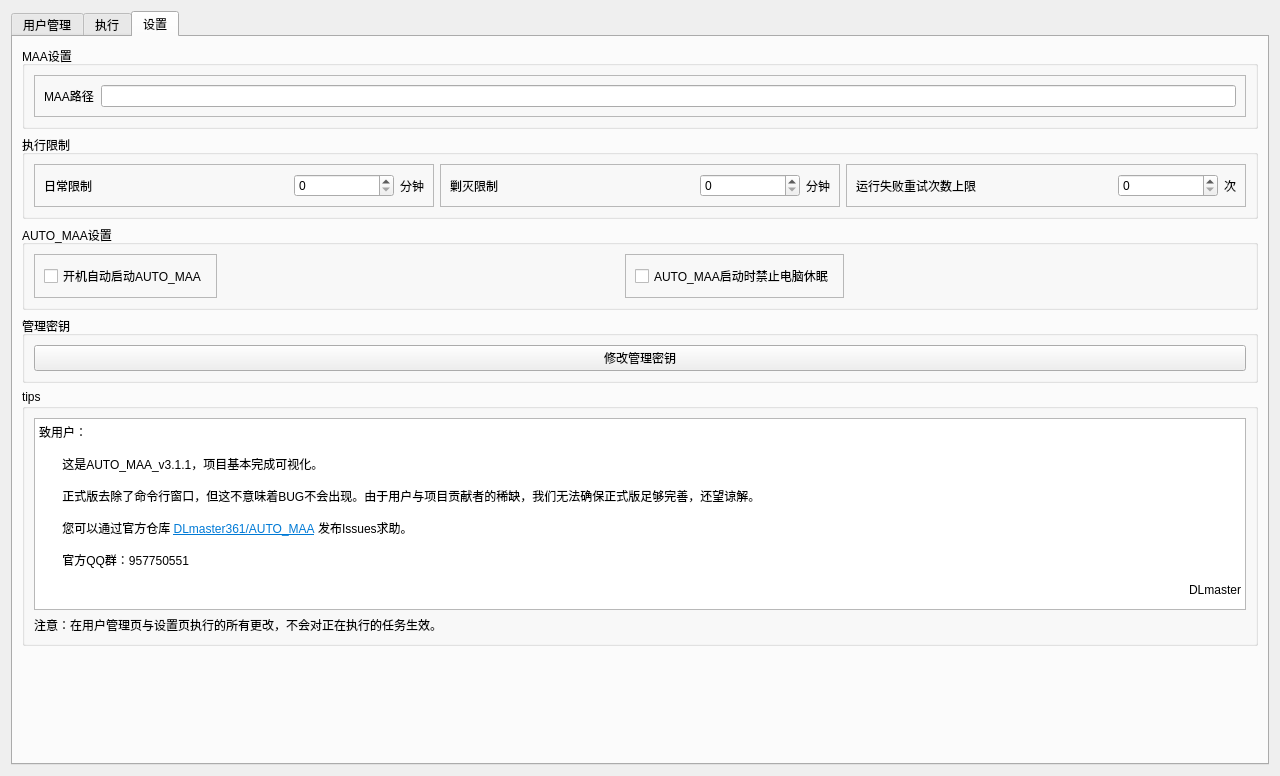
This is gui/ui/main.ui in AUTO-MAS-Project/AUTO-MAS as Qt 5 draws it before an edit. The edited form follows.
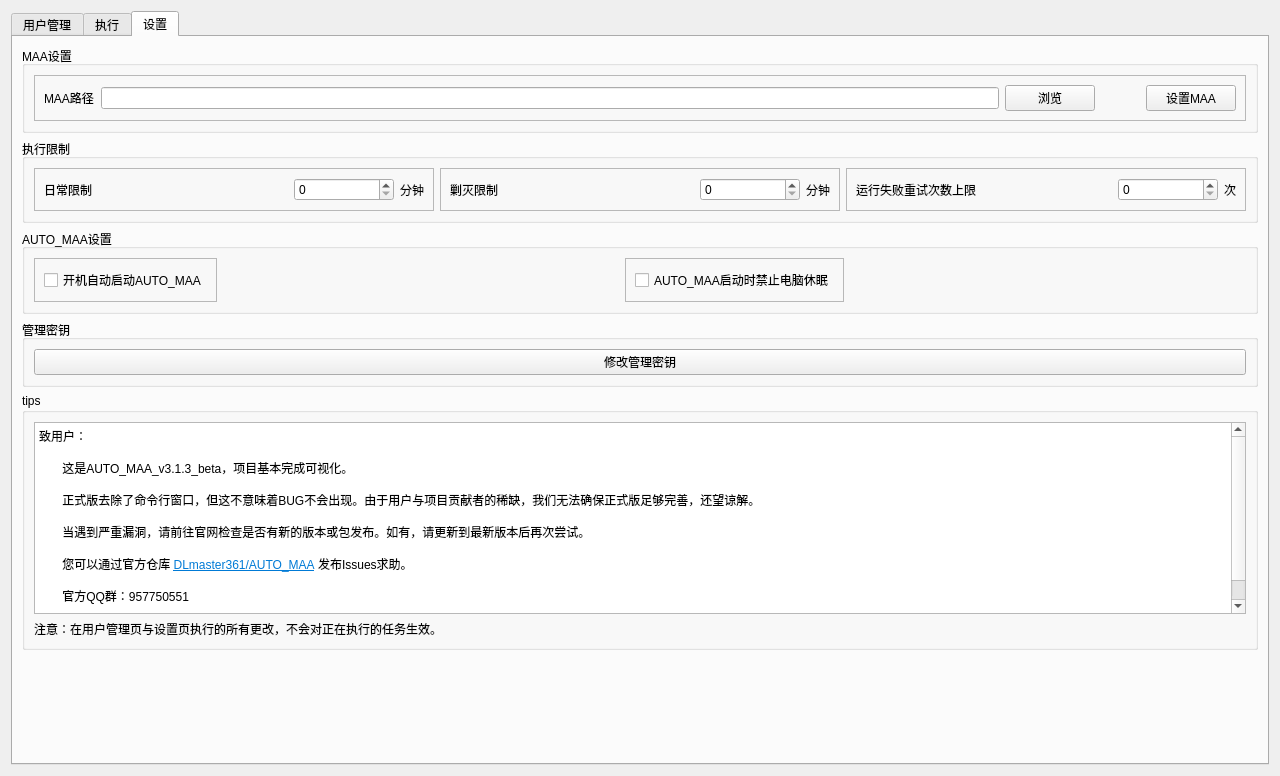
This is the edited form. The open tabs and pages were chosen to show the change.

Commit message: 优化MAA设置逻辑

Patch:
```diff
--- a/gui/ui/main.ui
+++ b/gui/ui/main.ui
@@ -732,7 +732,7 @@
             <property name="frameShadow">
              <enum>QFrame::Shadow::Raised</enum>
             </property>
-            <layout class="QHBoxLayout" name="horizontalLayout_4">
+            <layout class="QHBoxLayout" name="horizontalLayout_4" stretch="0,20,2,1,2">
              <item>
               <widget class="QLabel" name="label_2">
                <property name="text">
@@ -743,6 +743,33 @@
              <item>
               <widget class="QLineEdit" name="lineEdit_MAApath"/>
              </item>
+             <item>
+              <widget class="QPushButton" name="pushButton_getMAApath">
+               <property name="text">
+                <string>浏览</string>
+               </property>
+              </widget>
+             </item>
+             <item>
+              <spacer name="horizontalSpacer_8">
+               <property name="orientation">
+                <enum>Qt::Orientation::Horizontal</enum>
+               </property>
+               <property name="sizeHint" stdset="0">
+                <size>
+                 <width>40</width>
+                 <height>20</height>
+                </size>
+               </property>
+              </spacer>
+             </item>
+             <item>
+              <widget class="QPushButton" name="pushButton_setMAA">
+               <property name="text">
+                <string>设置MAA</string>
+               </property>
+              </widget>
+             </item>
             </layout>
            </widget>
           </item>
@@ -1012,10 +1039,12 @@
 &lt;/style&gt;&lt;/head&gt;&lt;body style=&quot; font-family:'Microsoft YaHei UI'; font-size:9pt; font-weight:400; font-style:normal;&quot;&gt;
 &lt;p style=&quot; margin-top:0px; margin-bottom:0px; margin-left:0px; margin-right:0px; -qt-block-indent:0; text-indent:0px;&quot;&gt;致用户：&lt;/p&gt;
 &lt;p style=&quot;-qt-paragraph-type:empty; margin-top:0px; margin-bottom:0px; margin-left:0px; margin-right:0px; -qt-block-indent:0; text-indent:0px;&quot;&gt;&lt;br /&gt;&lt;/p&gt;
-&lt;p style=&quot; margin-top:0px; margin-bottom:0px; margin-left:0px; margin-right:0px; -qt-block-indent:0; text-indent:0px;&quot;&gt;       这是AUTO_MAA_v3.1.1，项目基本完成可视化。&lt;/p&gt;
+&lt;p style=&quot; margin-top:0px; margin-bottom:0px; margin-left:0px; margin-right:0px; -qt-block-indent:0; text-indent:0px;&quot;&gt;       这是AUTO_MAA_v3.1.3_beta，项目基本完成可视化。&lt;/p&gt;
 &lt;p style=&quot;-qt-paragraph-type:empty; margin-top:0px; margin-bottom:0px; margin-left:0px; margin-right:0px; -qt-block-indent:0; text-indent:0px;&quot;&gt;&lt;br /&gt;&lt;/p&gt;
 &lt;p style=&quot; margin-top:0px; margin-bottom:0px; margin-left:0px; margin-right:0px; -qt-block-indent:0; text-indent:0px;&quot;&gt;       正式版去除了命令行窗口，但这不意味着BUG不会出现。由于用户与项目贡献者的稀缺，我们无法确保正式版足够完善，还望谅解。&lt;/p&gt;
 &lt;p style=&quot;-qt-paragraph-type:empty; margin-top:0px; margin-bottom:0px; margin-left:0px; margin-right:0px; -qt-block-indent:0; text-indent:0px;&quot;&gt;&lt;br /&gt;&lt;/p&gt;
+&lt;p style=&quot; margin-top:0px; margin-bottom:0px; margin-left:0px; margin-right:0px; -qt-block-indent:0; text-indent:0px;&quot;&gt;       当遇到严重漏洞，请前往官网检查是否有新的版本或包发布。如有，请更新到最新版本后再次尝试。&lt;/p&gt;
+&lt;p style=&quot;-qt-paragraph-type:empty; margin-top:0px; margin-bottom:0px; margin-left:0px; margin-right:0px; -qt-block-indent:0; text-indent:0px;&quot;&gt;&lt;br /&gt;&lt;/p&gt;
 &lt;p style=&quot; margin-top:0px; margin-bottom:0px; margin-left:0px; margin-right:0px; -qt-block-indent:0; text-indent:0px;&quot;&gt;       您可以通过官方仓库 &lt;a href=&quot;https://github.com/DLmaster361/AUTO_MAA/&quot;&gt;&lt;span style=&quot; text-decoration: underline; color:#007ad6;&quot;&gt;DLmaster361/AUTO_MAA&lt;/span&gt;&lt;/a&gt; 发布Issues求助。&lt;/p&gt;
 &lt;p style=&quot;-qt-paragraph-type:empty; margin-top:0px; margin-bottom:0px; margin-left:0px; margin-right:0px; -qt-block-indent:0; text-indent:0px;&quot;&gt;&lt;br /&gt;&lt;/p&gt;
 &lt;p style=&quot; margin-top:0px; margin-bottom:0px; margin-left:0px; margin-right:0px; -qt-block-indent:0; text-indent:0px;&quot;&gt;       官方QQ群：957750551&lt;/p&gt;
```
Left out of the diff: 6 changed lines with no effect on the pictures. The commit also changes 3 other files.
